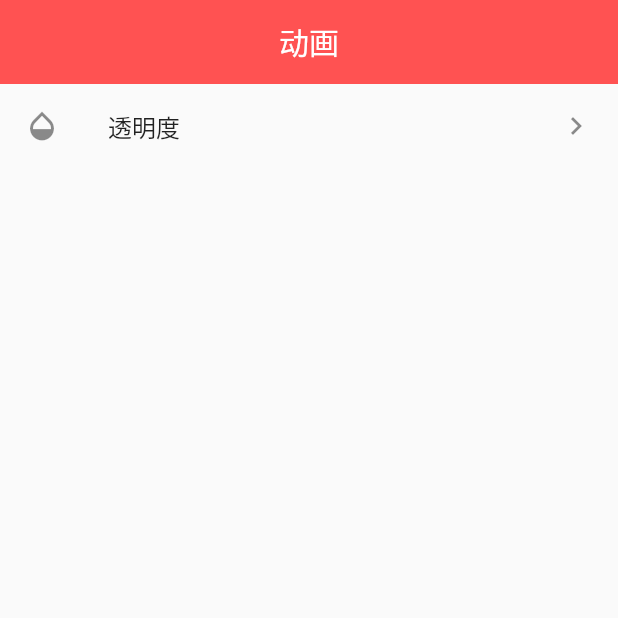
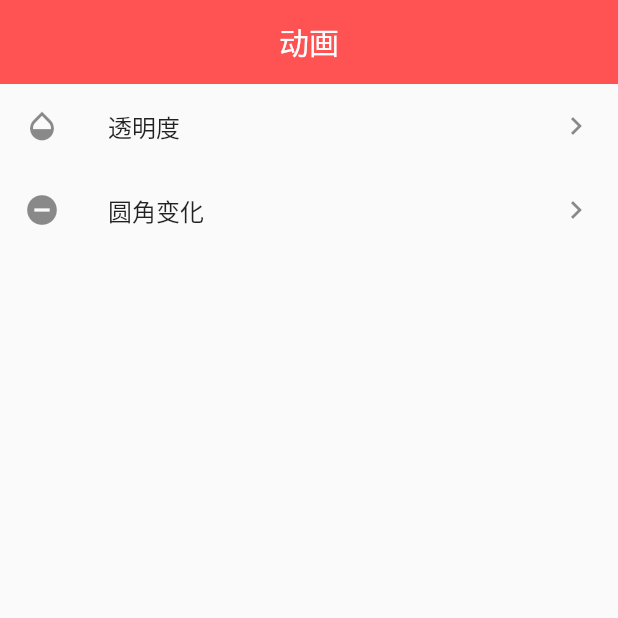
Before and after one commit to hsir05/flutter_animation, a Flutter app: the screen it shows after launch, on a phone screen of 412 x 824 dp, the top half of it. Run offline on Flutter 3.47's test engine with Material 2 defaults, Android fonts, the phone set to English and light mode, and no system bars; our stand-ins replace fluro; statements that could not run were skipped.

Commit message:
删除冗余代码，优化功能, 添加圆角变化动画

```diff
--- a/lib/index_page.dart
+++ b/lib/index_page.dart
@@ -10,12 +10,12 @@ class IndexPage extends StatefulWidget {
 
 class _IndexPageState extends State<IndexPage> {
 
-  Widget _listItem(title, path) {
+  Widget _listItem(title, icon, path) {
     return ListTile(
       onTap: (){
         Application.router.navigateTo(context, path, transition: TransitionType.inFromRight);
       },
-      leading: Icon(Icons.opacity),
+      leading: Icon(icon),
       title: Text(title),
       trailing: Icon(Icons.keyboard_arrow_right),
     );
@@ -37,7 +37,8 @@ class _IndexPageState extends State<IndexPage> {
             centerTitle: true),
           body:ListView(
             children: <Widget>[
-                _listItem('透明度', '/opacity')
+                _listItem('透明度', Icons.opacity, '/opacity'),
+                _listItem('圆角变化',Icons.remove_circle,  '/radius')
             ],
           )
           ),
--- a/lib/pages/opacity_page.dart
+++ b/lib/pages/opacity_page.dart
@@ -1,11 +1,11 @@
 import 'package:flutter/material.dart';
 
-class OPacityPage extends StatefulWidget {
+class OpacityPage extends StatefulWidget {
   @override
-  _OPacityPageState createState() => _OPacityPageState();
+  _OpacityPageState createState() => _OpacityPageState();
 }
 
-class _OPacityPageState extends State<OPacityPage> with SingleTickerProviderStateMixin{
+class _OpacityPageState extends State<OpacityPage> with SingleTickerProviderStateMixin{
   bool _visible = false;
 
   @override
--- a/lib/routers/routes.dart
+++ b/lib/routers/routes.dart
@@ -5,6 +5,7 @@ import './router_handler.dart';
 class Routes{
   static String root='/';
   static String opacity = '/opacity';
+  static String radius = '/radius';
 
   static void configureRoutes(Router router){
     router.notFoundHandler = new Handler(
@@ -15,5 +16,6 @@ class Routes{
 
     router.define(root, handler: homeHandler);
     router.define(opacity, handler: opacityHandler);
+    router.define(radius, handler: radiusHandler);
   }
 }
```
Also changed, not shown: lib/main3.dart (+6 -7 lines), lib/pages/radius_page.dart (added, +63 -0 lines), lib/routers/router_handler.dart (+7 -1 lines).
